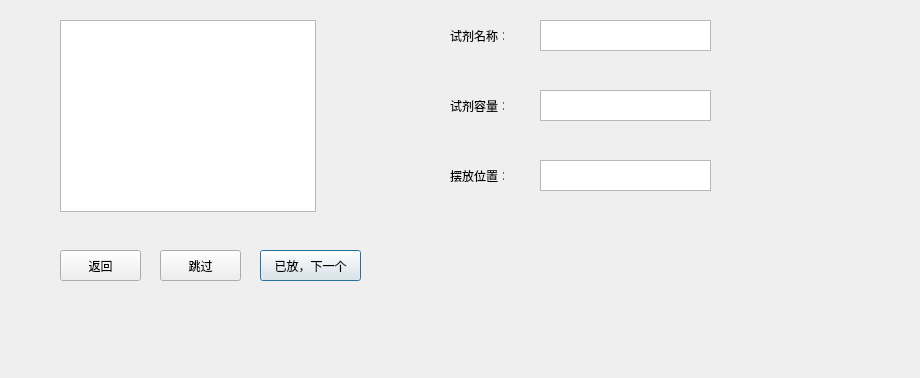
Above: Qt_Dev/v1.1/testSQL/popuppage.ui from xuezeao/git_program before the change. Below: the same form after it.
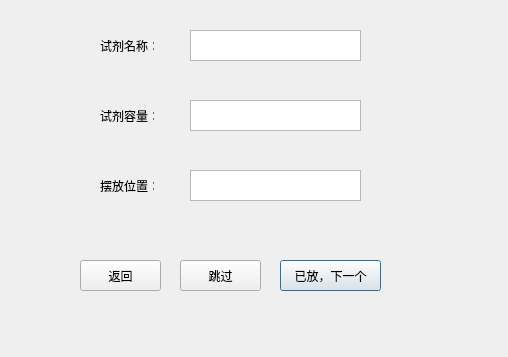
That is the form after the change.

The edit to the form file:
```diff
--- a/Qt_Dev/v1.1/testSQL/popuppage.ui
+++ b/Qt_Dev/v1.1/testSQL/popuppage.ui
@@ -6,28 +6,18 @@
    <rect>
     <x>0</x>
     <y>0</y>
-    <width>920</width>
-    <height>378</height>
+    <width>508</width>
+    <height>357</height>
    </rect>
   </property>
   <property name="windowTitle">
    <string>Dialog</string>
   </property>
-  <widget class="QTableView" name="tableView">
-   <property name="geometry">
-    <rect>
-     <x>60</x>
-     <y>20</y>
-     <width>256</width>
-     <height>192</height>
-    </rect>
-   </property>
-  </widget>
   <widget class="QPushButton" name="pushButton_placedNext">
    <property name="geometry">
     <rect>
-     <x>260</x>
-     <y>250</y>
+     <x>280</x>
+     <y>260</y>
      <width>101</width>
      <height>31</height>
     </rect>
@@ -39,8 +29,8 @@
   <widget class="QPushButton" name="pushButton_jumpThisOption">
    <property name="geometry">
     <rect>
-     <x>160</x>
-     <y>250</y>
+     <x>180</x>
+     <y>260</y>
      <width>81</width>
      <height>31</height>
     </rect>
@@ -52,8 +42,8 @@
   <widget class="QPushButton" name="pushButton_backPreviousOption">
    <property name="geometry">
     <rect>
-     <x>60</x>
-     <y>250</y>
+     <x>80</x>
+     <y>260</y>
      <width>81</width>
      <height>31</height>
     </rect>
@@ -65,8 +55,8 @@
   <widget class="QLabel" name="label">
    <property name="geometry">
     <rect>
-     <x>450</x>
-     <y>30</y>
+     <x>100</x>
+     <y>40</y>
      <width>54</width>
      <height>12</height>
     </rect>
@@ -78,8 +68,8 @@
   <widget class="QLabel" name="label_2">
    <property name="geometry">
     <rect>
-     <x>450</x>
-     <y>100</y>
+     <x>100</x>
+     <y>110</y>
      <width>54</width>
      <height>12</height>
     </rect>
@@ -91,8 +81,8 @@
   <widget class="QLabel" name="label_3">
    <property name="geometry">
     <rect>
-     <x>450</x>
-     <y>170</y>
+     <x>100</x>
+     <y>180</y>
      <width>54</width>
      <height>12</height>
     </rect>
@@ -104,8 +94,8 @@
   <widget class="QTextBrowser" name="textBrowser_showReagentName">
    <property name="geometry">
     <rect>
-     <x>540</x>
-     <y>20</y>
+     <x>190</x>
+     <y>30</y>
      <width>171</width>
      <height>31</height>
     </rect>
@@ -114,8 +104,8 @@
   <widget class="QTextBrowser" name="textBrowser_showReagentVolume">
    <property name="geometry">
     <rect>
-     <x>540</x>
-     <y>90</y>
+     <x>190</x>
+     <y>100</y>
      <width>171</width>
      <height>31</height>
     </rect>
@@ -124,8 +114,8 @@
   <widget class="QTextBrowser" name="textBrowser_showReagentlocation">
    <property name="geometry">
     <rect>
-     <x>540</x>
-     <y>160</y>
+     <x>190</x>
+     <y>170</y>
      <width>171</width>
      <height>31</height>
     </rect>
```
